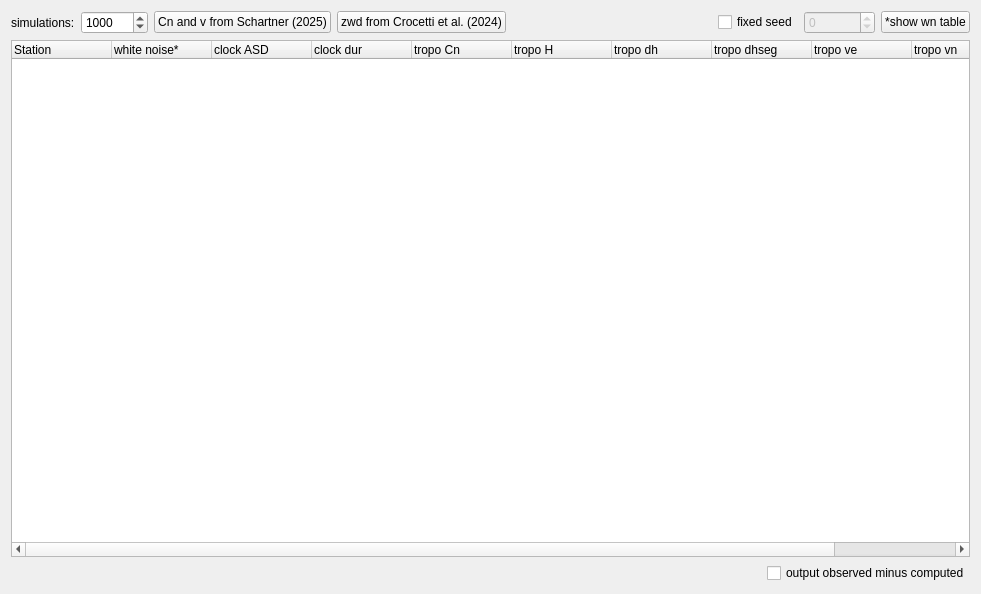
The window that Widgets/simulatorwidget.ui (TUW-VieVS/VieSchedppGUI) describes before a commit, drawn with Qt 5.
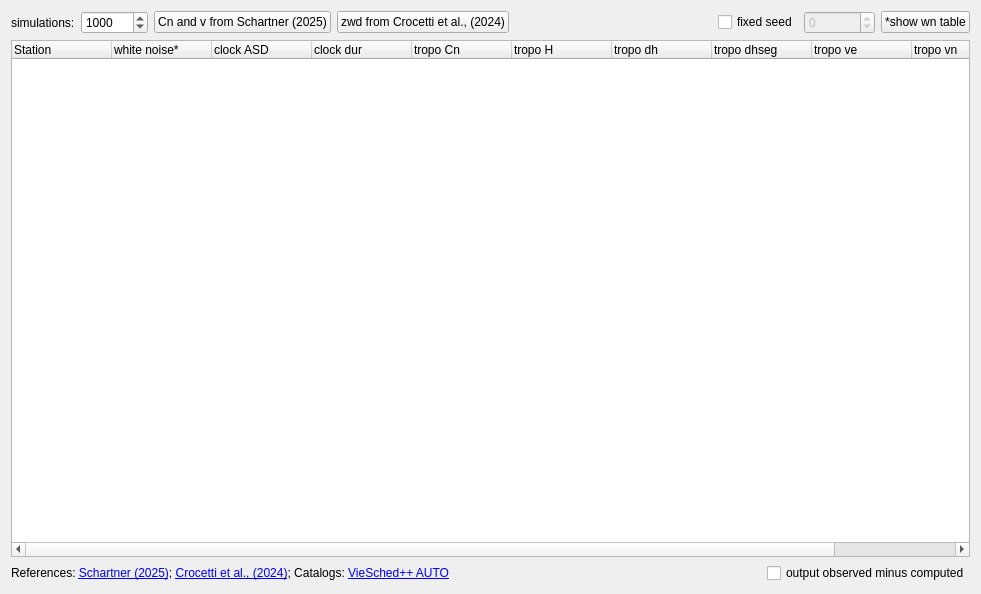
The same window after the commit. Icons and pictures are not drawn.

```diff
--- a/Widgets/simulatorwidget.ui
+++ b/Widgets/simulatorwidget.ui
@@ -68,7 +68,7 @@
         <string>&lt;html&gt;&lt;head/&gt;&lt;body&gt;&lt;p&gt;Import &lt;span style=&quot; font-weight:700;&quot;&gt;zwd&lt;/span&gt; based on the model from:&lt;br/&gt;&lt;span style=&quot; font-family:'-apple-system','BlinkMacSystemFont','Segoe UI','Roboto','Oxygen-Sans','Ubuntu','Cantarell','Helvetica Neue','sans-serif'; color:#333333; background-color:#fcfcfc;&quot;&gt;Crocetti, L., Schartner, M., Wareyka-Glaner, M.F.&lt;/span&gt;&lt;span style=&quot; font-family:'-apple-system','BlinkMacSystemFont','Segoe UI','Roboto','Oxygen-Sans','Ubuntu','Cantarell','Helvetica Neue','sans-serif'; font-style:italic; color:#333333;&quot;&gt;et al.&lt;/span&gt;&lt;span style=&quot; font-family:'-apple-system','BlinkMacSystemFont','Segoe UI','Roboto','Oxygen-Sans','Ubuntu','Cantarell','Helvetica Neue','sans-serif'; color:#333333;&quot;&gt; ZWDX: a global zenith wet delay forecasting model using XGBoost. &lt;/span&gt;&lt;span style=&quot; font-family:'-apple-system','BlinkMacSystemFont','Segoe UI','Roboto','Oxygen-Sans','Ubuntu','Cantarell','Helvetica Neue','sans-serif'; font-style:italic; color:#333333;&quot;&gt;Earth Planets Space&lt;/span&gt;&lt;span style=&quot; font-family:'-apple-system','BlinkMacSystemFont','Segoe UI','Roboto','Oxygen-Sans','Ubuntu','Cantarell','Helvetica Neue','sans-serif'; font-weight:700; color:#333333;&quot;&gt;76&lt;/span&gt;&lt;span style=&quot; font-family:'-apple-system','BlinkMacSystemFont','Segoe UI','Roboto','Oxygen-Sans','Ubuntu','Cantarell','Helvetica Neue','sans-serif'; color:#333333;&quot;&gt;, 163 (2024). &lt;/span&gt;&lt;a href=&quot;https://doi.org/10.1186/s40623-024-02104-6&quot;&gt;&lt;span style=&quot; text-decoration: underline; color:#0000ff;&quot;&gt;https://doi.org/10.1186/s40623-024-02104-6&lt;/span&gt;&lt;/a&gt;&lt;/p&gt;&lt;p&gt;&lt;span style=&quot; font-weight:700;&quot;&gt;&lt;br/&gt;If a station is not listed, use 150 for zwd0. &lt;/span&gt;&lt;/p&gt;&lt;p&gt;&lt;br/&gt;&lt;/p&gt;&lt;/body&gt;&lt;/html&gt;</string>
        </property>
        <property name="text">
-        <string>zwd from Crocetti et al. (2024)</string>
+        <string>zwd from Crocetti et al., (2024)</string>
        </property>
        <property name="icon">
         <iconset resource="../myresources.qrc">
@@ -196,6 +196,19 @@
      <property name="topMargin">
       <number>0</number>
      </property>
+     <item>
+      <widget class="QLabel" name="label_2">
+       <property name="text">
+        <string>&lt;html&gt;&lt;head/&gt;&lt;body&gt;&lt;p&gt;References: &lt;a href=&quot;https://doi.org/10.1007/s00190-025-01996-w&quot;&gt;&lt;span style=&quot; text-decoration: underline; color:#0000ff;&quot;&gt;Schartner (2025)&lt;/span&gt;&lt;/a&gt;; &lt;a href=&quot;https://doi.org/10.1186/s40623-024-02104-6&quot;&gt;&lt;span style=&quot; text-decoration: underline; color:#0000ff;&quot;&gt;Crocetti et al., (2024)&lt;/span&gt;&lt;/a&gt;; Catalogs: &lt;a href=&quot;https://github.com/TUW-VieVS/VieSchedpp_AUTO/tree/master/CATALOGS_VieSchedpp&quot;&gt;&lt;span style=&quot; text-decoration: underline; color:#0000ff;&quot;&gt;VieSched++ AUTO&lt;/span&gt;&lt;/a&gt;&lt;/p&gt;&lt;/body&gt;&lt;/html&gt;</string>
+       </property>
+       <property name="openExternalLinks">
+        <bool>true</bool>
+       </property>
+       <property name="textInteractionFlags">
+        <set>Qt::TextBrowserInteraction</set>
+       </property>
+      </widget>
+     </item>
      <item>
       <spacer name="horizontalSpacer_2">
        <property name="orientation">
```
Left out of the diff: 4 changed lines with no effect on the pictures.
